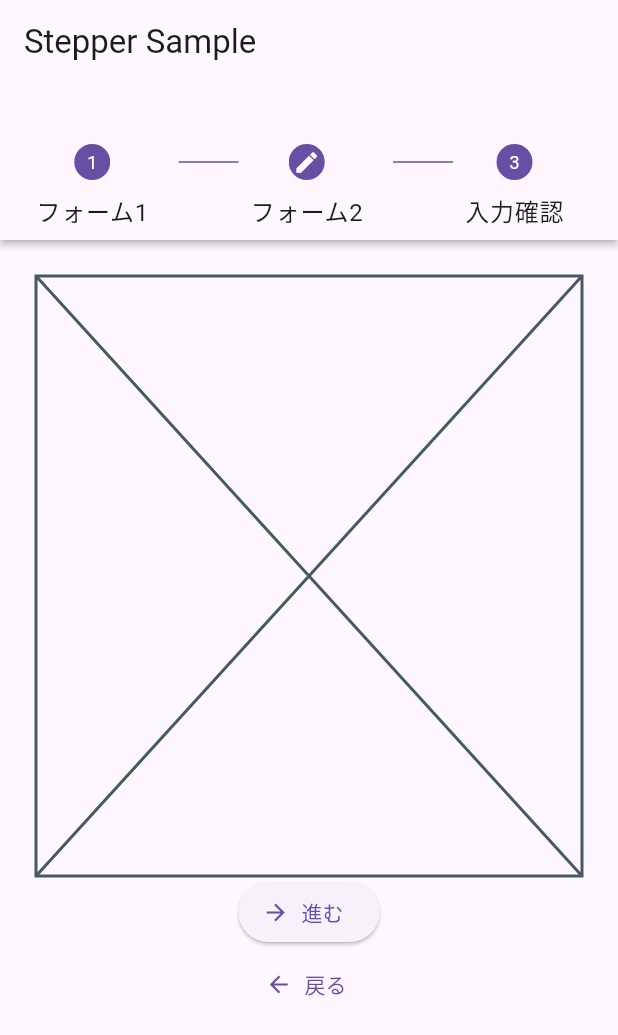
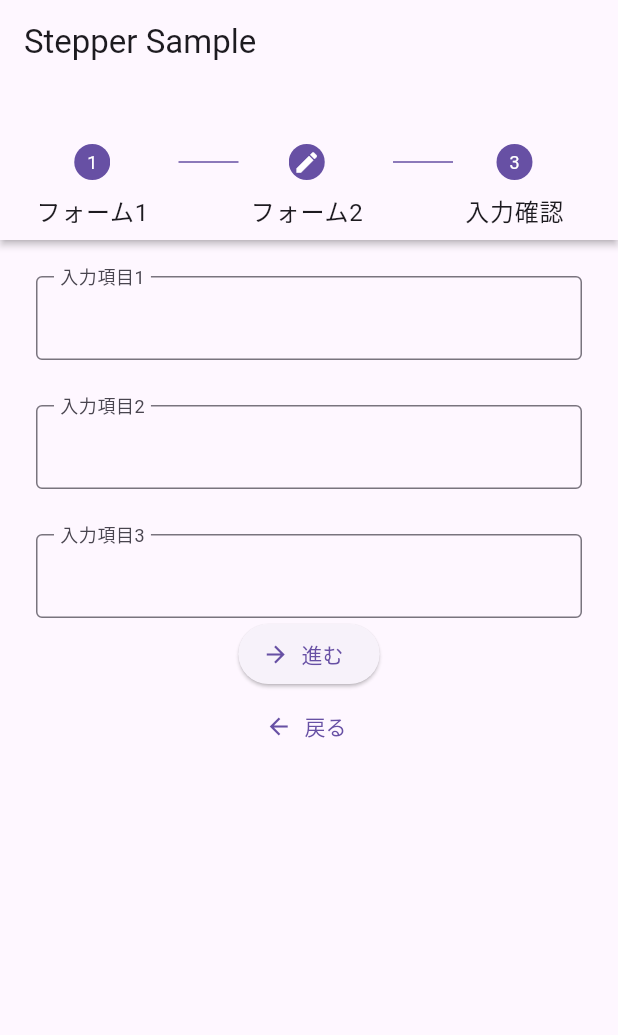
Before and after one commit to TowaYamashita/form_by_multi_step_sample, a Flutter app: the screen it shows after launch, after a tap on an icon or button, on a phone screen of 412 x 824 dp. Shown: the top 1035 px of the screen. Run offline on Flutter 3.47's test engine with Material 2 defaults, Android fonts, the phone set to English and light mode, and no system bars.

Commit message:
add: 入力フォーム部分の実装

```diff
--- /dev/null
+++ b/lib/confirm.dart
@@ -0,0 +1,33 @@
+import 'package:flutter/material.dart';
+
+class Confirm extends StatelessWidget {
+  const Confirm({
+    super.key,
+    required this.data,
+  });
+
+  final Map<String, String> data;
+
+  @override
+  Widget build(BuildContext context) {
+    return Table(
+      border: TableBorder.all(),
+      children: data.entries
+          .map(
+            (e) => TableRow(
+              children: [
+                Padding(
+                  padding: const EdgeInsets.all(8.0),
+                  child: Text(e.key),
+                ),
+                Padding(
+                  padding: const EdgeInsets.all(8.0),
+                  child: Text(e.value),
+                ),
+              ],
+            ),
+          )
+          .toList(),
+    );
+  }
+}
--- /dev/null
+++ b/lib/form_1.dart
@@ -0,0 +1,68 @@
+import 'package:flutter/material.dart';
+
+class Form1 extends StatefulWidget {
+  const Form1({
+    super.key,
+    required this.updateValue,
+  });
+
+  final void Function(String, String) updateValue;
+
+  @override
+  State<Form1> createState() => _Form1State();
+}
+
+class _Form1State extends State<Form1> {
+  final formKey = GlobalKey<FormState>();
+  final form1Key = GlobalKey<FormFieldState<String>>();
+  final form2Key = GlobalKey<FormFieldState<String>>();
+
+  @override
+  Widget build(BuildContext context) {
+    const decoration = InputDecoration(
+      border: OutlineInputBorder(),
+      floatingLabelBehavior: FloatingLabelBehavior.always,
+    );
+
+    return Form(
+      key: formKey,
+      autovalidateMode: AutovalidateMode.disabled,
+      onChanged: () {
+        if (formKey.currentState != null && formKey.currentState!.validate()) {
+          final form1 = form1Key.currentState?.value ?? '';
+          final form2 = form2Key.currentState?.value ?? '';
+          widget.updateValue(form1, form2);
+        }
+      },
+      child: Column(
+        children: [
+          TextFormField(
+            key: form1Key,
+            decoration: decoration.copyWith(
+              label: const Text('入力項目1'),
+            ),
+            validator: (value) {
+              if (value == null || value.isEmpty) {
+                return '1文字以上の文字を入力してください。';
+              }
+              return null;
+            },
+          ),
+          const SizedBox(height: 30),
+          TextFormField(
+            key: form2Key,
+            decoration: decoration.copyWith(
+              label: const Text('入力項目2'),
+            ),
+            validator: (value) {
+              if (value == null || value.isEmpty) {
+                return '1文字以上の文字を入力してください。';
+              }
+              return null;
+            },
+          ),
+        ],
+      ),
+    );
+  }
+}
--- /dev/null
+++ b/lib/form_2.dart
@@ -0,0 +1,83 @@
+import 'package:flutter/material.dart';
+
+class Form2 extends StatefulWidget {
+  const Form2({
+    super.key,
+    required this.updateValue,
+  });
+
+  final void Function(String, String, String) updateValue;
+
+  @override
+  State<Form2> createState() => _Form2State();
+}
+
+class _Form2State extends State<Form2> {
+  final formKey = GlobalKey<FormState>();
+  final form1Key = GlobalKey<FormFieldState<String>>();
+  final form2Key = GlobalKey<FormFieldState<String>>();
+  final form3Key = GlobalKey<FormFieldState<String>>();
+
+  @override
+  Widget build(BuildContext context) {
+    const decoration = InputDecoration(
+      border: OutlineInputBorder(),
+      floatingLabelBehavior: FloatingLabelBehavior.always,
+    );
+
+    return Form(
+      key: formKey,
+      autovalidateMode: AutovalidateMode.disabled,
+      onChanged: () {
+        if (formKey.currentState != null && formKey.currentState!.validate()) {
+          final form1 = form1Key.currentState?.value ?? '';
+          final form2 = form2Key.currentState?.value ?? '';
+          final form3 = form3Key.currentState?.value ?? '';
+          widget.updateValue(form1, form2, form3);
+        }
+      },
+      child: Column(
+        children: [
+          TextFormField(
+            key: form1Key,
+            decoration: decoration.copyWith(
+              label: const Text('入力項目1'),
+            ),
+            validator: (value) {
+              if (value == null || value.isEmpty) {
+                return '1文字以上の文字を入力してください。';
+              }
+              return null;
+            },
+          ),
+          const SizedBox(height: 30),
+          TextFormField(
+            key: form2Key,
+            decoration: decoration.copyWith(
+              label: const Text('入力項目2'),
+            ),
+            validator: (value) {
+              if (value == null || value.isEmpty) {
+                return '1文字以上の文字を入力してください。';
+              }
+              return null;
+            },
+          ),
+          const SizedBox(height: 30),
+          TextFormField(
+            key: form3Key,
+            decoration: decoration.copyWith(
+              label: const Text('入力項目3'),
+            ),
+            validator: (value) {
+              if (value == null || value.isEmpty) {
+                return '1文字以上の文字を入力してください。';
+              }
+              return null;
+            },
+          ),
+        ],
+      ),
+    );
+  }
+}
--- a/lib/main.dart
+++ b/lib/main.dart
@@ -1,4 +1,7 @@
 import 'package:flutter/material.dart';
+import 'package:form_by_multi_step_sample/confirm.dart';
+import 'package:form_by_multi_step_sample/form_1.dart';
+import 'package:form_by_multi_step_sample/form_2.dart';
 import 'package:form_by_multi_step_sample/form_step.dart';
 
 /// Flutter code sample for [Stepper].
@@ -28,23 +31,41 @@ class StepperExample extends StatefulWidget {
 
 class _StepperExampleState extends State<StepperExample> {
   int _index = 0;
+  Map<String, String> formValue = {
+    "form1-1": "",
+    "form1-2": "",
+    "form2-1": "",
+    "form2-2": "",
+    "form2-3": "",
+  };
 
   @override
   Widget build(BuildContext context) {
     final steps = [
       FormStep.sample(
         label: 'フォーム1',
-        content: const Placeholder(),
+        content: Form1(
+          updateValue: (p0, p1) {
+            formValue.update("form1-1", (_) => p0);
+            formValue.update("form1-2", (_) => p1);
+          },
+        ),
         state: _index == 0 ? StepState.editing : StepState.indexed,
       ),
       FormStep.sample(
         label: 'フォーム2',
-        content: const Placeholder(),
+        content: Form2(
+          updateValue: (p0, p1, p2) {
+            formValue.update("form2-1", (_) => p0);
+            formValue.update("form2-2", (_) => p1);
+            formValue.update("form2-3", (_) => p2);
+          },
+        ),
         state: _index == 1 ? StepState.editing : StepState.indexed,
       ),
       FormStep.sample(
         label: '入力確認',
-        content: const Placeholder(),
+        content: Confirm(data: formValue),
         state: _index == 2 ? StepState.editing : StepState.indexed,
       ),
     ];
```
